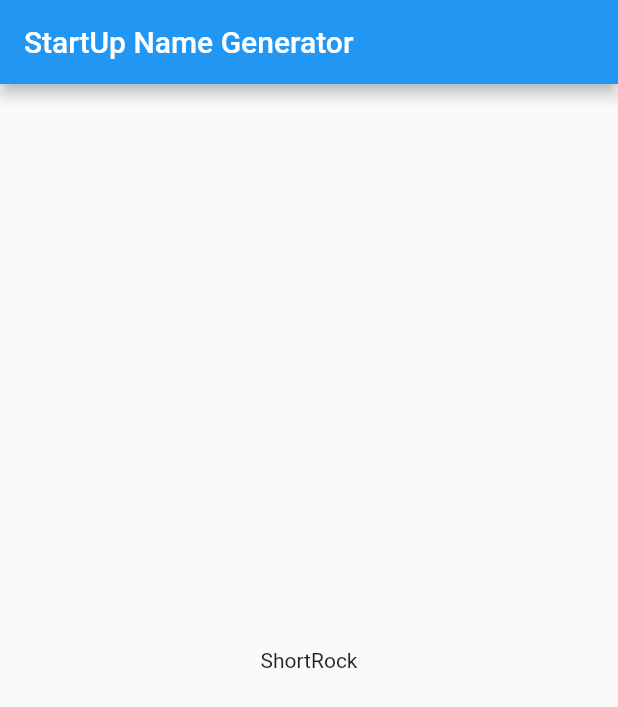
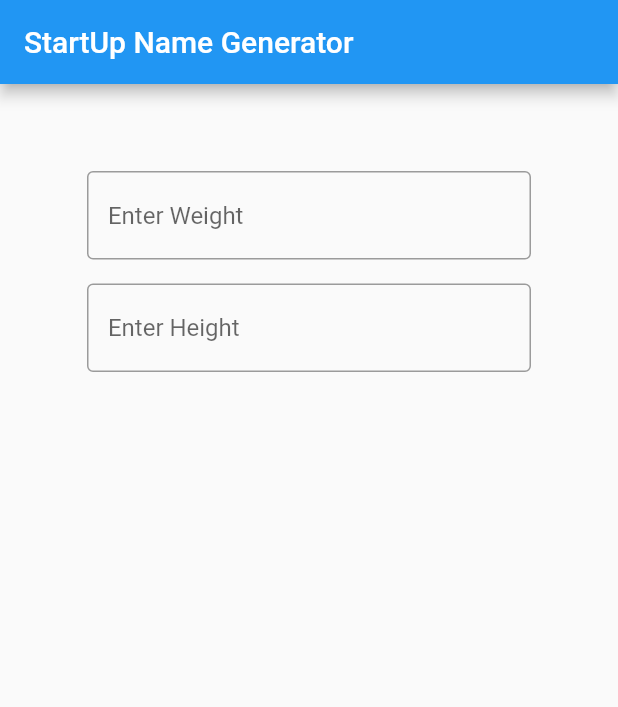
Before and after one commit to THALLIVA/Flutter-Example-Textboxes, a Flutter app: the screen it shows after launch, on a phone screen of 412 x 824 dp. Shown: the top 707 px of the screen. Run offline on Flutter 3.47's test engine with Material 2 defaults, Android fonts, the phone set to English and light mode, and no system bars.

Commit message:
Initial Commit

```diff
--- a/lib/main.dart
+++ b/lib/main.dart
@@ -1,23 +1,84 @@
 import 'package:flutter/material.dart';
-import 'package:english_words/english_words.dart';
+
 
 void main() => runApp(MyApp());
 
 class MyApp extends StatelessWidget {
   @override
   Widget build(BuildContext context) {
-    final wordPair = WordPair.random();
+
     return MaterialApp(
+
       title: 'Welcome to Flutter',
       home: Scaffold(
         appBar: AppBar(
           title: Text('StartUp Name Generator'),
         ),
-        body: Center(
-          //child: Text('Hello World'),
-          child: Text(wordPair.asPascalCase),
+        body: Padding(
+          padding: const EdgeInsets.all(50.0),
+          child: Column(
+            //child: Text('Hello World'),
+//          child: TextField(
+//            decoration: InputDecoration(
+//              border: OutlineInputBorder(),
+//            hintText: 'Hello',
+//            labelText: 'Hello'),
+//            textAlign: TextAlign.center,
+//            textInputAction: TextInputAction.continueAction,
+
+
+          children: <Widget>[
+            Padding(
+              padding: const EdgeInsets.all(8.0),
+              child: TextField(
+
+                decoration: InputDecoration(
+                  hintText: 'Enter Weight in Kgs',
+                  alignLabelWithHint: true,
+                  labelText: 'Enter Weight ',
+                  border: OutlineInputBorder(),
+
+
+                ),
+
+                keyboardType: TextInputType.numberWithOptions(),
+                textAlign: TextAlign.center,
+//                textInputAction: TextInputAction.continueAction,
+                onChanged: (text){
+                  var weight = text as double ;
+                  print(weight);
+                },
+              ),
+            ),
+
+            Padding(
+              padding: const EdgeInsets.all(8.0),
+              child: TextField(
+                decoration: InputDecoration(
+                  hintText: 'Enter Height in Centimeters',
+                  alignLabelWithHint: true,
+                  labelText: 'Enter Height ',
+                  border : OutlineInputBorder(),
+
+                ),
+
+                keyboardType: TextInputType.numberWithOptions(),
+
+                textAlign: TextAlign.center,
+//                textInputAction: TextInputAction.continueAction,
+              ),
+            )
+
+
+          ],
+
+
+            ),
         ),
-      ),
-    );
+
+        ),
+
+        );
+
   }
 }
```
